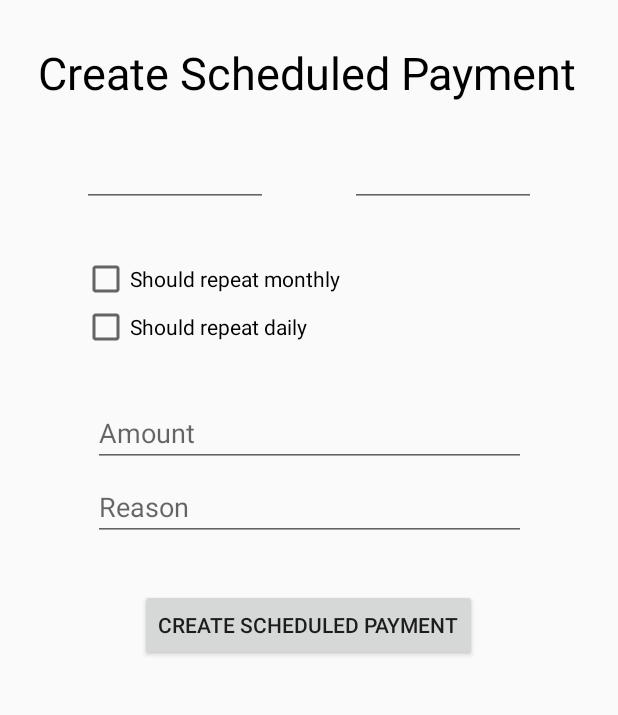
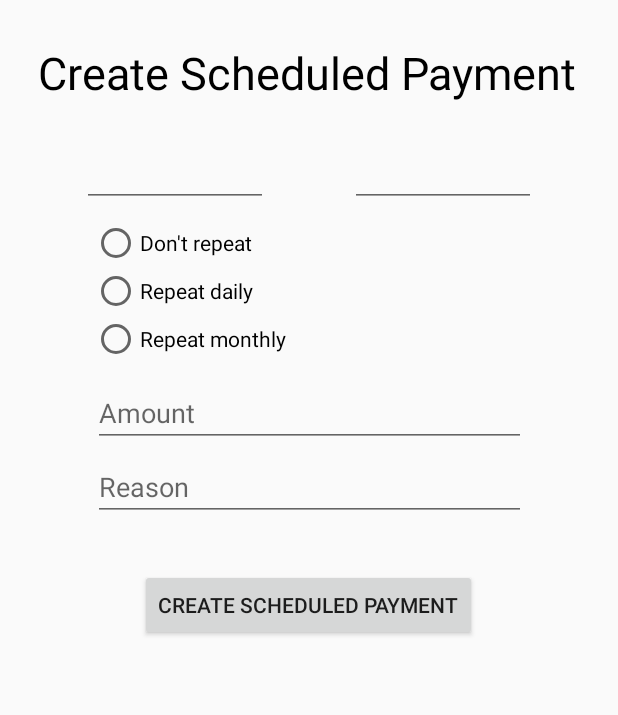
Before and after one commit to phqshy/quick-budget, an Android app: the NewScheduleFragment screen opened through its navigation route, on a phone screen of 412 x 824 dp, the part 84-799 px from its top. Run offline under Robolectric (Android 15) with nearby library versions, the light colour scheme and no system bars; 1 statement that could not run was skipped.

Commit message:
Added options for repeating notifications (not extensively tested)

```diff
--- a/app/src/main/AndroidManifest.xml
+++ b/app/src/main/AndroidManifest.xml
@@ -32,13 +32,13 @@
                 <category android:name="android.intent.category.LAUNCHER" />
             </intent-filter>
         </activity>
-        <receiver android:name=".common.engines.ScheduledManager" android:enabled="true"
+        <receiver android:name=".common.notification.ScheduledManager" android:enabled="true"
             android:exported="false">
             <intent-filter>
                 <action android:name="me.fishy.testapp.NOTIFICATION_ALARM"/>
             </intent-filter>
         </receiver>
-        <service android:name=".common.engines.NotificationIntentManager" android:enabled="true"
+        <service android:name=".common.notification.NotificationIntentManager" android:enabled="true"
             tools:ignore="Instantiatable">
         </service>
     </application>
--- a/app/src/main/java/me/fishy/testapp/app/recycler/ScheduledRecyclerAdapter.java
+++ b/app/src/main/java/me/fishy/testapp/app/recycler/ScheduledRecyclerAdapter.java
@@ -15,6 +15,7 @@ import org.json.JSONObject;
 import java.util.ArrayList;
 
 import me.fishy.testapp.R;
+import me.fishy.testapp.app.ui.fragment.schedule.NewScheduleFragment;
 import me.fishy.testapp.common.engines.OnSwipeTouchEngine;
 import me.fishy.testapp.common.holders.UserDataHolder;
 
@@ -124,6 +125,8 @@ public class ScheduledRecyclerAdapter extends RecyclerView.Adapter<ScheduledRecy
                     ArrayList<JSONObject> userData = UserDataHolder.getInstance().getScheduled();
                     userData.remove(j);
                     UserDataHolder.getInstance().setScheduled(userData);
+
+                    NewScheduleFragment.cancelNotification(view.getContext(), j.getString("title"), j.getString("text"), j.getInt("code"));
                 } catch (JSONException e) {
                     e.printStackTrace();
                 }
--- a/app/src/main/java/me/fishy/testapp/app/ui/fragment/HomeFragment.java
+++ b/app/src/main/java/me/fishy/testapp/app/ui/fragment/HomeFragment.java
@@ -108,7 +108,7 @@ public class HomeFragment extends Fragment {
                                 for (JSONObject j : UserDataHolder.getInstance().getScheduled()){
                                     try {
                                         Calendar cal = Calendar.getInstance();
-                                        cal.setTime((Date) j.get("date"));
+                                        cal.setTime(new Date(j.getLong("date")));
                                         if (cal.getTimeInMillis() > Calendar.getInstance().getTimeInMillis()){
                                             UserDataHolder.getInstance().getScheduled().remove(j);
                                             continue;
--- a/app/src/main/java/me/fishy/testapp/app/ui/fragment/schedule/NewScheduleFragment.java
+++ b/app/src/main/java/me/fishy/testapp/app/ui/fragment/schedule/NewScheduleFragment.java
@@ -19,22 +19,24 @@ import android.view.LayoutInflater;
 import android.view.View;
 import android.view.ViewGroup;
 import android.widget.Button;
+import android.widget.CheckBox;
 import android.widget.EditText;
+import android.widget.RadioButton;
 import android.widget.Toast;
 
 import org.json.JSONException;
 import org.json.JSONObject;
 
-import java.util.ArrayList;
 import java.util.Locale;
 
 import me.fishy.testapp.R;
-import me.fishy.testapp.app.recycler.ScheduledRecyclerAdapter;
-import me.fishy.testapp.common.engines.ScheduledManager;
+import me.fishy.testapp.common.notification.RepeatingTypeEnum;
+import me.fishy.testapp.common.notification.ScheduledManager;
 import me.fishy.testapp.common.holders.UserDataHolder;
 
 public class NewScheduleFragment extends Fragment {
     private Calendar currentCalendar = Calendar.getInstance();
+    private RepeatingTypeEnum repeatingType = RepeatingTypeEnum.NEVER;
 
     public NewScheduleFragment() {
     }
@@ -59,6 +61,13 @@ public class NewScheduleFragment extends Fragment {
         EditText amount = view.findViewById(R.id.scheduled_add_amount);
         EditText reason = view.findViewById(R.id.scheduled_add_reason);
         Button createButton = view.findViewById(R.id.scheduled_add_create_button);
+        RadioButton neverRepeat = view.findViewById(R.id.scheduled_dontRepeat);
+        RadioButton repeatDaily = view.findViewById(R.id.scheduled_repeatDaily);
+        RadioButton repeatMonthly = view.findViewById(R.id.scheduled_repeatMonthly);
+
+        neverRepeat.setOnClickListener((l) -> repeatingType = RepeatingTypeEnum.NEVER);
+        repeatDaily.setOnClickListener((l) -> repeatingType = RepeatingTypeEnum.DAILY);
+        repeatMonthly.setOnClickListener((l) -> repeatingType = RepeatingTypeEnum.MONTHLY);
 
         DatePickerDialog.OnDateSetListener date = (view1, year, month, day) -> {
             currentCalendar.set(Calendar.YEAR, year);
@@ -66,6 +75,7 @@ public class NewScheduleFragment extends Fragment {
             currentCalendar.set(Calendar.DAY_OF_MONTH,day);
             updateDate(dateText, currentCalendar);
         };
+
         TimePickerDialog.OnTimeSetListener time = (timePicker, i, i1) -> {
             currentCalendar.set(Calendar.HOUR_OF_DAY, i);
             currentCalendar.set(Calendar.MINUTE, i1);
@@ -81,16 +91,21 @@ public class NewScheduleFragment extends Fragment {
 
             String notifReason = reason.getText().toString();
 
+
+
             currentCalendar.set(Calendar.SECOND, 0);
             int code = UserDataHolder.getInstance().addToNumScheduled();
-            setNotification(this.getContext(), "Payment: " + notifReason, "You have a payment due worth $" + numberAmount, currentCalendar, code);
+            setNotification(this.getContext(), notifReason, "You have a payment worth $" + numberAmount, currentCalendar, code);
+
+            System.out.println("repeating type: " + repeatingType.getMode());
 
             try{
                 JSONObject json = new JSONObject();
-                json.put("title", "Payment: " + notifReason);
-                json.put("text", "You have a payment due worth $" + numberAmount);
-                json.put("date", currentCalendar.getTime());
+                json.put("title", notifReason);
+                json.put("text", "You have a payment worth $" + numberAmount);
+                json.put("date", currentCalendar.getTimeInMillis());
                 json.put("code", code);
+                json.put("repeating", repeatingType.getMode());
 
                 UserDataHolder.getInstance().addToScheduled(json);
                 ScheduledPaymentsFragment.recyclerAdapter.replaceData(UserDataHolder.getInstance().getScheduled());
--- a/app/src/main/java/me/fishy/testapp/app/views/BBVScheduled.java
+++ b/app/src/main/java/me/fishy/testapp/app/views/BBVScheduled.java
@@ -15,6 +15,4 @@ public class BBVScheduled extends BoxBackgroundView{
     public BBVScheduled(Context context, AttributeSet attrs, int defStyle) {
         super(context, attrs, defStyle);
     }
-
-
 }
--- /dev/null
+++ b/app/src/main/java/me/fishy/testapp/common/notification/RepeatingTypeEnum.java
@@ -0,0 +1,16 @@
+package me.fishy.testapp.common.notification;
+
+public enum RepeatingTypeEnum {
+    NEVER(0),
+    DAILY(1),
+    MONTHLY(2);
+
+    private int mode;
+    private RepeatingTypeEnum(int mode){
+        this.mode = mode;
+    }
+
+    public int getMode() {
+        return mode;
+    }
+}
--- a/app/src/main/java/me/fishy/testapp/common/engines/ScheduledManager.java
+++ b/app/src/main/java/me/fishy/testapp/common/notification/ScheduledManager.java
@@ -1,4 +1,4 @@
-package me.fishy.testapp.common.engines;
+package me.fishy.testapp.common.notification;
 
 import android.content.BroadcastReceiver;
 import android.content.Context;
--- a/app/src/main/res/layout/fragment_new_schedule.xml
+++ b/app/src/main/res/layout/fragment_new_schedule.xml
@@ -54,35 +54,18 @@
         app:layout_constraintStart_toStartOf="parent"
         app:layout_constraintTop_toTopOf="parent" />
 
-    <CheckBox
-        android:id="@+id/scheduled_add_shouldrepeatmonthly"
-        android:layout_width="wrap_content"
-        android:layout_height="wrap_content"
-        android:layout_marginTop="32dp"
-        android:text="Should repeat monthly"
-        app:layout_constraintStart_toStartOf="@+id/scheduled_add_calendar_date"
-        app:layout_constraintTop_toBottomOf="@+id/scheduled_add_calendar_date" />
-
-    <CheckBox
-        android:id="@+id/scheduled_add_shouldrepeatdaily"
-        android:layout_width="wrap_content"
-        android:layout_height="wrap_content"
-        android:text="Should repeat daily"
-        app:layout_constraintStart_toStartOf="@+id/scheduled_add_shouldrepeatmonthly"
-        app:layout_constraintTop_toBottomOf="@+id/scheduled_add_shouldrepeatmonthly" />
-
     <EditText
         android:id="@+id/scheduled_add_amount"
         android:layout_width="0dp"
         android:layout_height="wrap_content"
-        android:layout_marginTop="32dp"
+        android:layout_marginTop="9dp"
         android:ems="10"
         android:hint="Amount"
         android:inputType="numberDecimal|numberSigned"
         app:layout_constraintEnd_toEndOf="parent"
         app:layout_constraintHorizontal_bias="0.504"
         app:layout_constraintStart_toStartOf="parent"
-        app:layout_constraintTop_toBottomOf="@+id/scheduled_add_shouldrepeatdaily"
+        app:layout_constraintTop_toBottomOf="@+id/scheduled_radio_group"
         app:layout_constraintWidth_percent="0.7" />
 
     <EditText
@@ -110,4 +93,33 @@
         app:layout_constraintStart_toStartOf="parent"
         app:layout_constraintTop_toBottomOf="@+id/scheduled_add_reason" />
 
+    <RadioGroup
+        android:id="@+id/scheduled_radio_group"
+        android:layout_width="289dp"
+        android:layout_height="97dp"
+        android:layout_marginTop="8dp"
+        app:layout_constraintEnd_toEndOf="parent"
+        app:layout_constraintHorizontal_bias="0.5"
+        app:layout_constraintStart_toStartOf="parent"
+        app:layout_constraintTop_toBottomOf="@+id/scheduled_add_calendar_date">
+
+        <RadioButton
+            android:id="@+id/scheduled_dontRepeat"
+            android:layout_width="140dp"
+            android:layout_height="wrap_content"
+            android:text="Don't repeat" />
+
+        <RadioButton
+            android:id="@+id/scheduled_repeatDaily"
+            android:layout_width="140dp"
+            android:layout_height="wrap_content"
+            android:text="Repeat daily" />
+
+        <RadioButton
+            android:id="@+id/scheduled_repeatMonthly"
+            android:layout_width="140dp"
+            android:layout_height="wrap_content"
+            android:text="Repeat monthly" />
+    </RadioGroup>
+
 </androidx.constraintlayout.widget.ConstraintLayout>
--- a/app/src/main/res/layout/fragment_scheduled_payments.xml
+++ b/app/src/main/res/layout/fragment_scheduled_payments.xml
@@ -9,7 +9,7 @@
 
     <androidx.recyclerview.widget.RecyclerView
         android:id="@+id/scheduled_recycler"
-        android:layout_width="match_parent"
+        android:layout_width="350dp"
         android:layout_height="match_parent"
         app:layout_constraintBottom_toBottomOf="parent"
         app:layout_constraintEnd_toEndOf="parent"
```
Also changed, not shown: app/src/main/java/me/fishy/testapp/app/ui/fragment/schedule/ScheduledPaymentsFragment.java (+14 -0 lines), app/src/main/java/me/fishy/testapp/common/notification/NotificationIntentManager.java (renamed from app/src/main/java/me/fishy/testapp/common/engines/NotificationIntentManager.java, +31 -3 lines).
